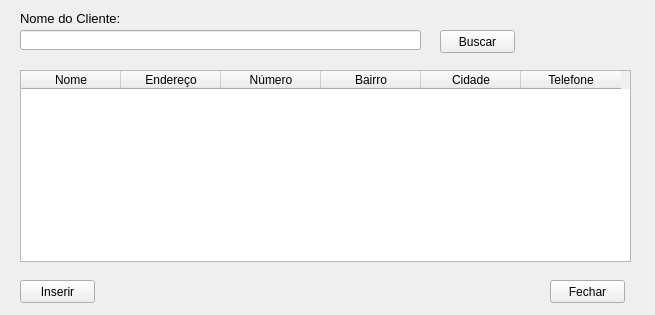
Above: telas_ui/tela_buscar_cliente.ui from pliniocefet/EsquadriCalc_Perfilare before the change. Below: the same form after it.
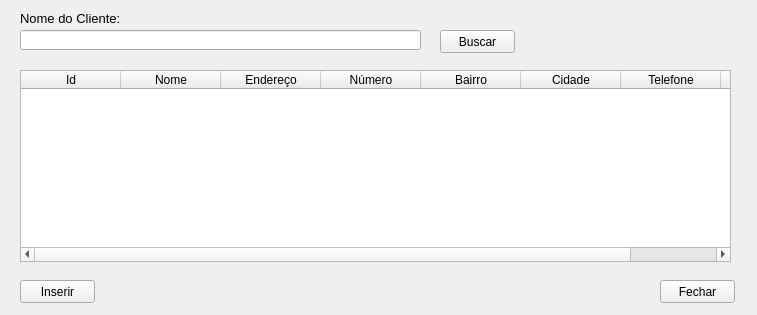
That is the form after the change.

Commit message: Configurado a tela de busca de clientes para trazer do banco os clientes ja cadastrados para fazer orçamento

```diff
--- a/telas_ui/tela_buscar_cliente.ui
+++ b/telas_ui/tela_buscar_cliente.ui
@@ -6,7 +6,7 @@
    <rect>
     <x>0</x>
     <y>0</y>
-    <width>655</width>
+    <width>757</width>
     <height>315</height>
    </rect>
   </property>
@@ -60,10 +60,15 @@
      <rect>
       <x>20</x>
       <y>70</y>
-      <width>611</width>
+      <width>711</width>
       <height>192</height>
      </rect>
     </property>
+    <column>
+     <property name="text">
+      <string>Id</string>
+     </property>
+    </column>
     <column>
      <property name="text">
       <string>Nome</string>
@@ -94,6 +99,11 @@
       <string>Telefone</string>
      </property>
     </column>
+    <column>
+     <property name="text">
+      <string>Observaçoes</string>
+     </property>
+    </column>
    </widget>
    <widget class="QPushButton" name="pushButton_inserir_cliente">
     <property name="geometry">
@@ -111,7 +121,7 @@
    <widget class="QPushButton" name="pushButton_fechar">
     <property name="geometry">
      <rect>
-      <x>550</x>
+      <x>660</x>
       <y>280</y>
       <width>75</width>
       <height>23</height>
```
The commit also changes 15 other files.
